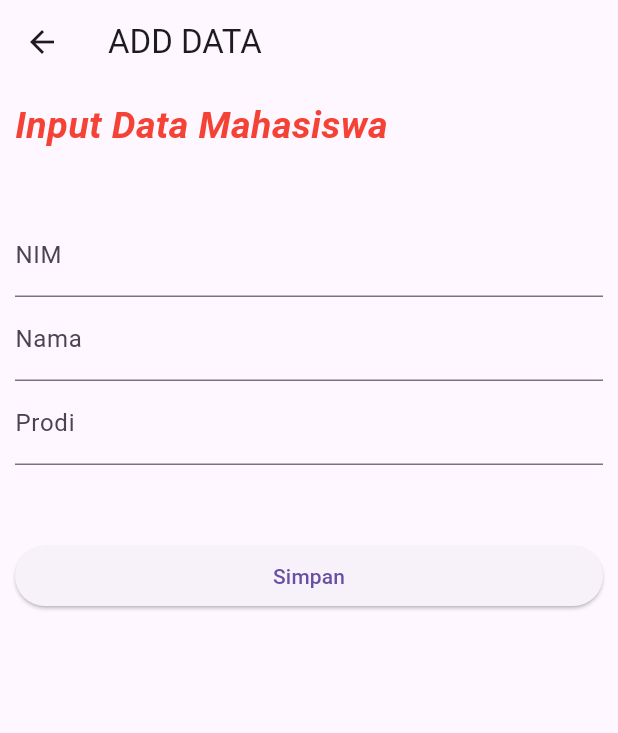
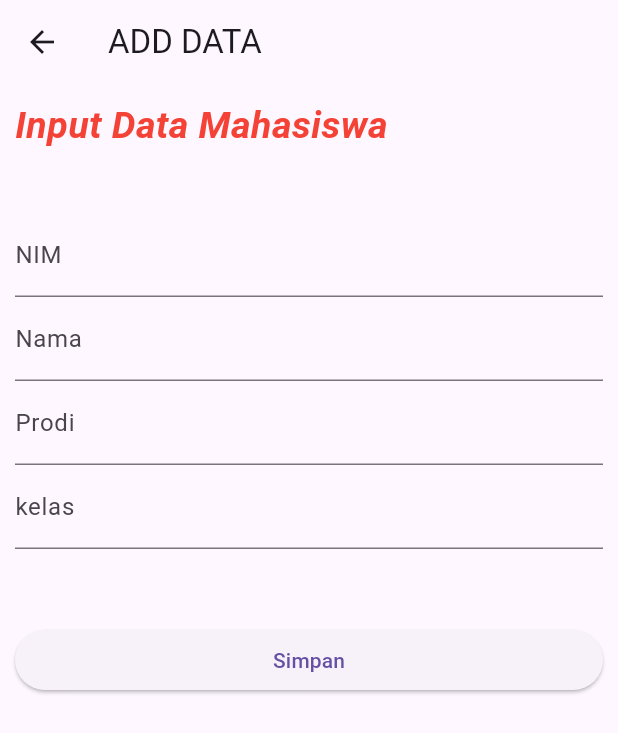
Before and after one commit to ZackyMrf/Tugas_Mobile2, a Flutter app: the TambahData screen opened directly, on a phone screen of 412 x 824 dp. Shown: the top 733 px of the screen. Run offline on Flutter 3.47's test engine with Material 3 defaults, Android fonts, the phone set to English and light mode, and no system bars; our stand-ins replace cloud_firestore, firebase_core; accounts and stored records are empty.

Commit message:
add field kelas

```diff
--- a/lib/tambah_data.dart
+++ b/lib/tambah_data.dart
@@ -11,6 +11,8 @@ class _TambahDataState extends State<TambahData> {
   TextEditingController nimController = TextEditingController();
   TextEditingController namaController = TextEditingController();
   TextEditingController prodiController = TextEditingController();
+  TextEditingController kelasController = TextEditingController();
+
 
   void addData() {
     DocumentReference documentReference = FirebaseFirestore.instance
@@ -20,7 +22,8 @@ class _TambahDataState extends State<TambahData> {
     Map<String, dynamic> mhs = {
       "nim": nimController.text,
       "nama": namaController.text,
-      "prodi": prodiController.text
+      "prodi": prodiController.text,
+      "kelas": kelasController.text
     };
 
     documentReference.set(mhs).whenComplete(() => print('${nimController.text} created'));
@@ -59,6 +62,10 @@ class _TambahDataState extends State<TambahData> {
               controller: prodiController,
               decoration: InputDecoration(labelText: "Prodi"),
             ),
+            TextFormField(
+              controller: kelasController,
+              decoration: InputDecoration(labelText: "kelas"),
+            ),
             SizedBox(height: 50),
             ElevatedButton(
               onPressed: () {
```
